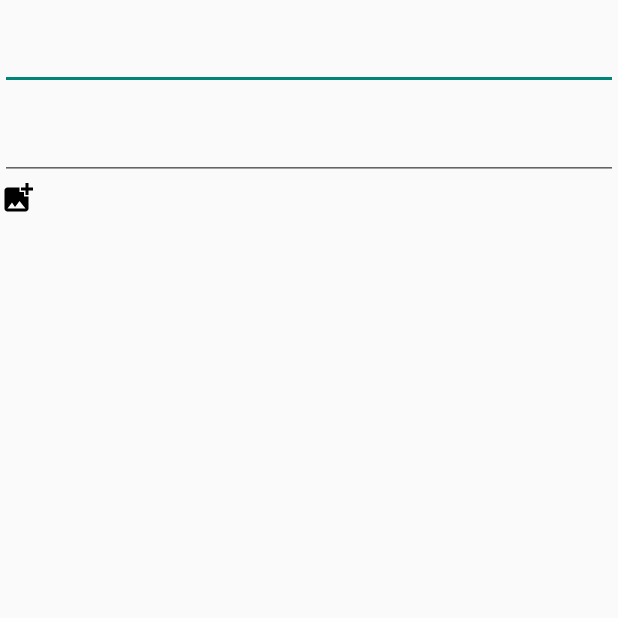
After one commit to Doye-Kim/meetrip, an Android app: the BoardWriteActivity screen opened directly, with no data from a screen before it, on a phone screen of 412 x 824 dp, the top half of it. The commit adds this screen. Run offline under Robolectric (Android 15) with nearby library versions, the phone set to English and light mode, and no system bars.

```diff
--- a/app/build.gradle
+++ b/app/build.gradle
@@ -52,4 +52,5 @@ dependencies {
     implementation 'com.github.bumptech.glide:glide:4.15.1'
     implementation 'com.google.firebase:firebase-database-ktx'
     implementation 'de.hdodenhof:circleimageview:3.1.0'
+    implementation 'com.squareup.okhttp3:okhttp:4.11.0'
 }
--- /dev/null
+++ b/app/src/main/java/com/example/meetrip2/board/BoardWriteActivity.kt
@@ -0,0 +1,12 @@
+package com.example.meetrip2.board
+
+import androidx.appcompat.app.AppCompatActivity
+import android.os.Bundle
+import com.example.meetrip2.R
+
+class BoardWriteActivity : AppCompatActivity() {
+    override fun onCreate(savedInstanceState: Bundle?) {
+        super.onCreate(savedInstanceState)
+        setContentView(R.layout.activity_board_write)
+    }
+}
--- /dev/null
+++ b/app/src/main/res/drawable/baseline_add_photo_alternate_24.xml
@@ -0,0 +1,5 @@
+<vector android:height="24dp" android:tint="#000000"
+    android:viewportHeight="24" android:viewportWidth="24"
+    android:width="24dp" xmlns:android="http://schemas.android.com/apk/res/android">
+    <path android:fillColor="@android:color/white" android:pathData="M19,7v2.99s-1.99,0.01 -2,0L17,7h-3s0.01,-1.99 0,-2h3L17,2h2v3h3v2h-3zM16,11L16,8h-3L13,5L5,5c-1.1,0 -2,0.9 -2,2v12c0,1.1 0.9,2 2,2h12c1.1,0 2,-0.9 2,-2v-8h-3zM5,19l3,-4 2,3 3,-4 4,5L5,19z"/>
+</vector>
--- /dev/null
+++ b/app/src/main/res/drawable/baseline_search_24.xml
@@ -0,0 +1,5 @@
+<vector android:height="24dp" android:tint="#000000"
+    android:viewportHeight="24" android:viewportWidth="24"
+    android:width="24dp" xmlns:android="http://schemas.android.com/apk/res/android">
+    <path android:fillColor="@android:color/white" android:pathData="M15.5,14h-0.79l-0.28,-0.27C15.41,12.59 16,11.11 16,9.5 16,5.91 13.09,3 9.5,3S3,5.91 3,9.5 5.91,16 9.5,16c1.61,0 3.09,-0.59 4.23,-1.57l0.27,0.28v0.79l5,4.99L20.49,19l-4.99,-5zM9.5,14C7.01,14 5,11.99 5,9.5S7.01,5 9.5,5 14,7.01 14,9.5 11.99,14 9.5,14z"/>
+</vector>
--- /dev/null
+++ b/app/src/main/res/layout/activity_board_write.xml
@@ -0,0 +1,20 @@
+<?xml version="1.0" encoding="utf-8"?>
+<LinearLayout xmlns:android="http://schemas.android.com/apk/res/android"
+    xmlns:app="http://schemas.android.com/apk/res-auto"
+    xmlns:tools="http://schemas.android.com/tools"
+    android:layout_width="match_parent"
+    android:layout_height="match_parent"
+    tools:context=".board.BoardWriteActivity"
+    android:orientation="vertical">
+    <EditText
+        android:layout_width="match_parent"
+        android:layout_height="60dp"/>
+    <EditText
+        android:layout_width="match_parent"
+        android:layout_height="60dp"/>
+    <ImageView
+        android:src="@drawable/baseline_add_photo_alternate_24"
+        android:layout_width="wrap_content"
+        android:layout_height="wrap_content"/>
+
+</LinearLayout>
--- a/app/src/main/res/layout/activity_main.xml
+++ b/app/src/main/res/layout/activity_main.xml
@@ -19,8 +19,7 @@
         android:layout_height="wrap_content"
         android:layout_alignParentBottom="true"
         android:background="@color/mainColor"
-        app:itemIconTint="#ffffff"
-        app:itemTextColor="#ffffff"
+        app:itemIconTint="#444444"
         app:labelVisibilityMode="labeled"
         app:menu="@menu/bottom_menu"/>
 
--- a/app/src/main/res/values/colors.xml
+++ b/app/src/main/res/values/colors.xml
@@ -1,6 +1,7 @@
 <?xml version="1.0" encoding="utf-8"?>
 <resources>
-    <color name="mainColor">#b7d5ac</color>
+    <color name="mainColor">#F3FFE9</color>
+    <color name="mainDeep">#CDE7B6</color>
     <color name="purple_200">#FFBB86FC</color>
     <color name="purple_500">#FF6200EE</color>
     <color name="purple_700">#FF3700B3</color>
--- a/build.gradle
+++ b/build.gradle
@@ -8,7 +8,13 @@ buildscript {
     dependencies {
         classpath 'com.google.gms:google-services:4.3.15'
     }
+    configurations.all {
+        resolutionStrategy {
+            force("net.sf.proguard:proguard-base:6.2.0")
+        }
+    }
 }
+
 plugins {
     id 'com.android.application' version '7.4.2' apply false
     id 'com.android.library' version '7.4.2' apply false
```
Also changed, not shown: app/src/main/AndroidManifest.xml (+11 -2 lines), app/src/main/java/com/example/meetrip2/CommunityActivity.kt (added, +24 -0 lines), app/src/main/java/com/example/meetrip2/CommunityFragment.kt (deleted, +0 -17 lines), app/src/main/java/com/example/meetrip2/HomeFragment.kt (+4 -4 lines), app/src/main/java/com/example/meetrip2/RecommendFragment.kt (+32 -0 lines), app/src/main/res/drawable/logo_resize.xml (deleted, +0 -7 lines), app/src/main/res/drawable/radius_black.xml (added, +10 -0 lines), app/src/main/res/drawable/radius_maincolor.xml (added, +10 -0 lines), app/src/main/res/layout/activity_community.xml (added, +66 -0 lines), app/src/main/res/layout/fragment_community.xml (deleted, +0 -9 lines), app/src/main/res/layout/fragment_recommend.xml (+40 -3 lines), app/src/main/res/drawable/google_logo.png (deleted).
